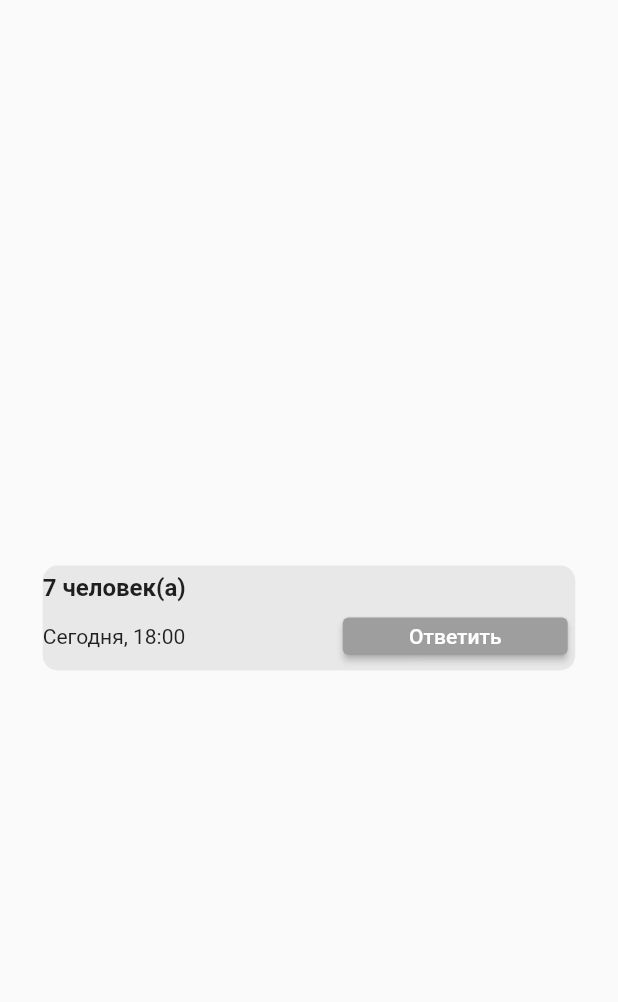
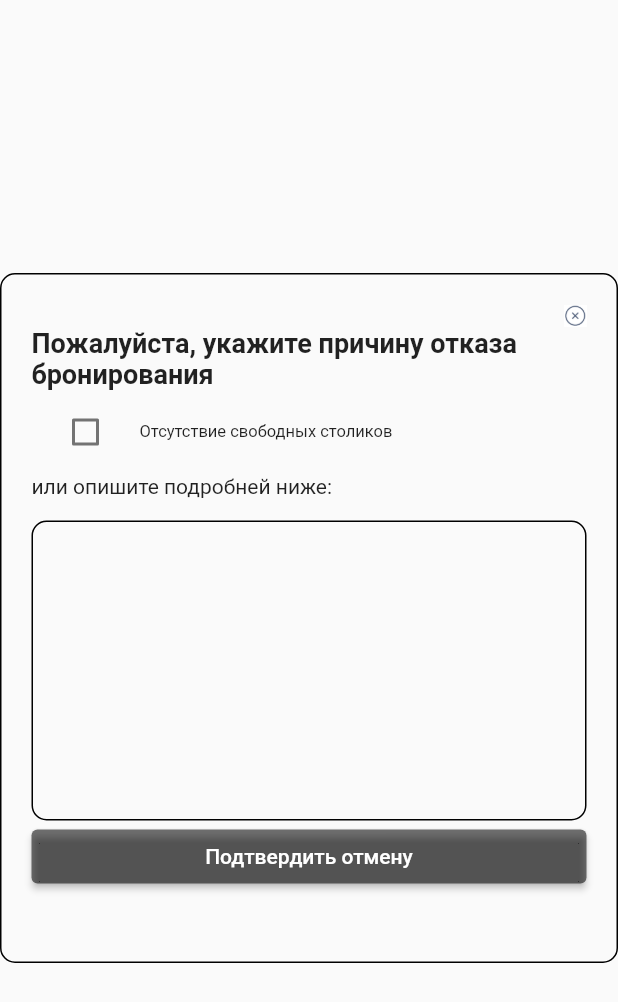
Before and after one commit to rau13/mobile_flutter_mvp, a Flutter app: the screen it shows after launch, on a phone screen of 412 x 824 dp. Shown: the top 1002 px of the screen. Run offline on Flutter 3.47's test engine with Material 2 defaults, Android fonts, the phone set to English and light mode, and no system bars.

Commit message:
MobileMVPBottomMenu

```diff
--- a/lib/pages/HomePage.dart
+++ b/lib/pages/HomePage.dart
@@ -1,5 +1,6 @@
 import 'package:flutter/material.dart';
-import 'package:mobile_mvp/card.dart';
+import 'package:mobile_mvp/widgets/card.dart';
+import 'package:mobile_mvp/widgets/menu_bottom.dart';
 
 class HomePage extends StatefulWidget {
   const HomePage({Key? key}) : super(key: key);
@@ -12,7 +13,7 @@ class _HomePageState extends State<HomePage> {
   @override
   Widget build(BuildContext context) {
     return Scaffold(
-      body: Center(child: InfoCards()),
+      body: Center(child: BottomMenuForm()),
     );
   }
 }
--- /dev/null
+++ b/lib/widgets/menu_bottom.dart
@@ -0,0 +1,82 @@
+import 'package:flutter/material.dart';
+
+class BottomMenuForm extends StatefulWidget {
+  const BottomMenuForm({Key? key}) : super(key: key);
+
+  @override
+  State<BottomMenuForm> createState() => _BottomMenuFormState();
+}
+
+class _BottomMenuFormState extends State<BottomMenuForm> {
+  var checkedValue = false;
+  @override
+  Widget build(BuildContext context) {
+    return Center(
+      child: Container(
+        width: double.infinity,
+        height: 460,
+        padding: EdgeInsets.all(20),
+        decoration: BoxDecoration(
+          borderRadius: BorderRadius.circular(10),
+          border: Border.all(
+            color: Colors.black
+          )
+        ),
+        child: Column(
+          crossAxisAlignment: CrossAxisAlignment.start,
+          children: [
+            Container(
+              height: 15,
+              child: Row(
+                mainAxisAlignment: MainAxisAlignment.end,
+                children: [
+                  Image.asset('assets/images/close-circle.jpg'),
+                ],
+              ),
+            ),
+            Text('Пожалуйста, укажите причину отказа бронирования', style: TextStyle(
+              fontWeight: FontWeight.bold,
+              fontSize: 18
+            )),
+          CheckboxListTile(
+                  controlAffinity: ListTileControlAffinity.leading,
+                  title: Text("Отсутствие свободных столиков", style: TextStyle(
+                    fontSize: 11,
+                  ),),
+                  value: checkedValue,
+                  onChanged: (newValue) {
+                    setState(() {
+                      checkedValue = newValue!;
+                    });
+                  },
+                   //  <-- leading Checkbox
+                ),
+            Text('или опишите подробней ниже:'),
+            SizedBox(height: 15),
+            Container(
+              height: 200,
+              width: double.infinity,
+              decoration: BoxDecoration(
+                borderRadius: BorderRadius.circular(10),
+                border: Border.all(
+                  color: Colors.black
+                )
+              ),
+            ),
+            SizedBox(
+              width: double.infinity,
+              child: ElevatedButton(onPressed: (){},
+                  style: ElevatedButton.styleFrom(
+                    primary: Colors.black54
+                  ),
+                  child: Text('Подтвердить отмену',
+                    style: TextStyle(
+                      color: Colors.white
+                    ))),
+            )
+          ],
+        ),
+      ),
+    );
+  }
+}
--- a/pubspec.yaml
+++ b/pubspec.yaml
@@ -60,9 +60,9 @@ flutter:
   uses-material-design: true
 
   # To add assets to your application, add an assets section, like this:
-  # assets:
-  #   - images/a_dot_burr.jpeg
-  #   - images/a_dot_ham.jpeg
+  assets:
+     - assets/images/close-circle.jpg
+
 
   # An image asset can refer to one or more resolution-specific "variants", see
   # https://flutter.dev/assets-and-images/#resolution-aware
```
Also changed, not shown: assets/images/close-circle.jpg (added), lib/widgets/card.dart (renamed from lib/card.dart).
